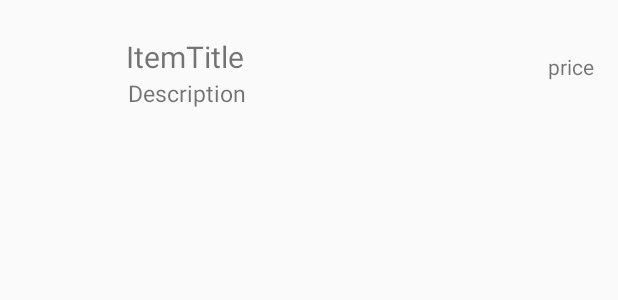
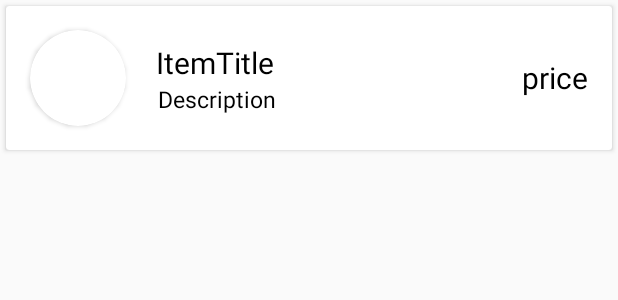
Before and after one commit to Andrew-Rominger/SellIt, an Android app: the layout item_in_list.xml on its own in the app's theme, with its tools: preview values and no code run, on a phone screen of 412 x 824 dp. Shown: the top 300 px of the screen. Run offline under Robolectric (Android 15) with nearby library versions, the phone set to English and light mode, and no system bars.

Commit message:
prettyness, and profile changes

```diff
--- a/app/build.gradle
+++ b/app/build.gradle
@@ -32,6 +32,7 @@ dependencies {
     compile 'com.google.firebase:firebase-auth:10.2.4'
     compile 'com.google.firebase:firebase-storage:10.2.4'
     compile 'com.android.support:recyclerview-v7:25.3.1'
+    compile 'com.android.support:cardview-v7:25.1.1'
     testCompile 'junit:junit:4.12'
 }
 
--- a/app/src/main/java/com/sellit/testdrawer/ItemListAdapter.java
+++ b/app/src/main/java/com/sellit/testdrawer/ItemListAdapter.java
@@ -80,7 +80,7 @@ public class ItemListAdapter extends RecyclerView.Adapter<ItemListAdapter.ItemVi
             Log.d(TAG, "setData");
             Title.setText(item.name);
             Description.setText(item.description);
-            Price.setText(item.price);
+            Price.setText("$"+ item.price);
             itemImage.setImageDrawable(item.image);
         }
 
--- a/app/src/main/res/layout/activity_profile.xml
+++ b/app/src/main/res/layout/activity_profile.xml
@@ -12,6 +12,10 @@
         android:id="@+id/profileFirstName"
         android:layout_gravity="center_horizontal"/>
 
+    <LinearLayout
+        android:layout_width="wrap_content"
+        android:layout_height="wrap_content">
+
         <TextView
             android:layout_width="wrap_content"
             android:layout_height="wrap_content"
@@ -23,6 +27,8 @@
             android:layout_height="wrap_content"
             android:text="State"
             android:id="@+id/profileState"/>
+
+    </LinearLayout>
 
     <TextView
         android:layout_width="wrap_content"
--- a/app/src/main/res/layout/comment_in_list.xml
+++ b/app/src/main/res/layout/comment_in_list.xml
@@ -2,9 +2,6 @@
 <RelativeLayout xmlns:android="http://schemas.android.com/apk/res/android"
     android:layout_width="match_parent"
     android:layout_height="100dp">
-
-
-
 
     <TextView
         android:layout_width="wrap_content"
@@ -15,8 +12,7 @@
         android:layout_marginLeft="16dp"
         android:layout_marginTop="10dp"
         android:layout_marginStart="16dp"
-        android:layout_alignParentTop="true"
-        />
+        android:layout_alignParentTop="true"/>
     <View
         android:layout_width="match_parent"
         android:layout_height="1dp"
--- a/app/src/main/res/layout/item_in_list.xml
+++ b/app/src/main/res/layout/item_in_list.xml
@@ -3,25 +3,43 @@
     xmlns:app="http://schemas.android.com/apk/res-auto"
     android:orientation="vertical"
     android:layout_width="match_parent"
-    android:layout_height="wrap_content"
-    >
+    android:layout_height="wrap_content">
+
     <FrameLayout
         android:layout_width="match_parent"
         android:layout_height="match_parent"
         android:id="@+id/IIL_Wrapper">
+
+        <android.support.v7.widget.CardView
+            android:layout_height="wrap_content"
+            android:layout_width="match_parent"
+            android:layout_margin="4dp"
+            app:cardCornerRadius="2dp"
+            android:innerRadius="0dp"
+            android:shape="ring"
+            app:cardBackgroundColor="#ffffff">
 
             <LinearLayout
                 android:layout_width="match_parent"
                 android:layout_height="wrap_content"
                 android:orientation="horizontal">
 
+                <android.support.v7.widget.CardView
+                    android:layout_height="64dp"
+                    android:layout_width="64dp"
+                    android:layout_margin="16dp"
+                    app:cardCornerRadius="32dp"
+                    android:innerRadius="0dp"
+                    app:cardBackgroundColor="#ffffff"
+                    android:shape="ring">
+
                     <ImageView
                         android:id="@+id/IIL_Thumbnail"
-                android:layout_width="64dp"
-                android:layout_height="64dp"
-                android:layout_marginStart="16dp"
-                android:layout_marginLeft="16dp"
-                android:layout_marginTop="16dp" />
+                        android:layout_width="match_parent"
+                        android:layout_height="match_parent"
+                        android:scaleType="centerCrop"/>
+
+                </android.support.v7.widget.CardView>
 
                 <LinearLayout
                     android:layout_width="wrap_content"
@@ -33,25 +51,28 @@
                         android:id="@+id/IIL_ItemName"
                         android:layout_width="wrap_content"
                         android:layout_height="0dp"
+                        android:layout_weight="1"
+                        android:paddingEnd="0dp"
                         android:paddingLeft="4dp"
+                        android:paddingRight="0dp"
                         android:paddingStart="4dp"
-                    android:paddingEnd="0dp"
-                    android:paddingRight="0dp"
                         android:paddingTop="8dp"
                         android:text="@string/itemtitle"
-                    android:textSize="20sp"
-                    android:layout_weight="1" />
+                        android:textColor="#000"
+                        android:textSize="20sp" />
+
 
                     <TextView
                         android:id="@+id/IIL_ItemDescription"
                         android:layout_width="wrap_content"
                         android:layout_height="wrap_content"
                         android:paddingBottom="16dp"
+                        android:paddingEnd="0dp"
                         android:paddingLeft="5dp"
-                    android:paddingEnd="0dp"
                         android:paddingRight="0dp"
                         android:paddingStart="5dp"
                         android:text="@string/description"
+                        android:textColor="#000"
                         android:textSize="15sp" />
 
                 </LinearLayout>
@@ -68,10 +89,15 @@
                         android:id="@+id/IIL_ItemPrice"
                         android:layout_width="wrap_content"
                         android:layout_height="wrap_content"
+                        android:textSize="20sp"
+                        android:textColor="#000"
                         android:text="price" />
 
                 </LinearLayout>
             </LinearLayout>
+        </android.support.v7.widget.CardView>
+
+
 
     </FrameLayout>
 
```
Lines whose indentation alone changed are shown as unchanged.
